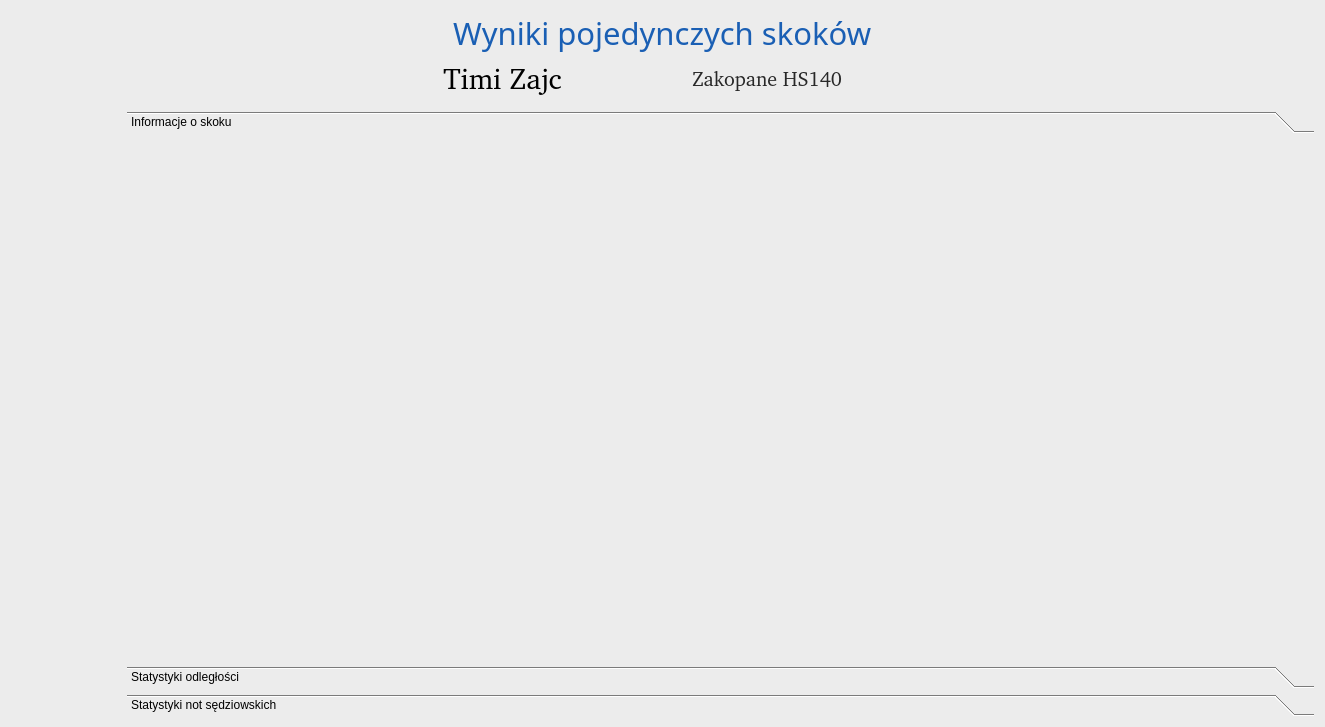
Qt form UI/SingleJumps/SingleJumpsResultsWindow.ui (SiekamCebule/sj-sim) before a commit.
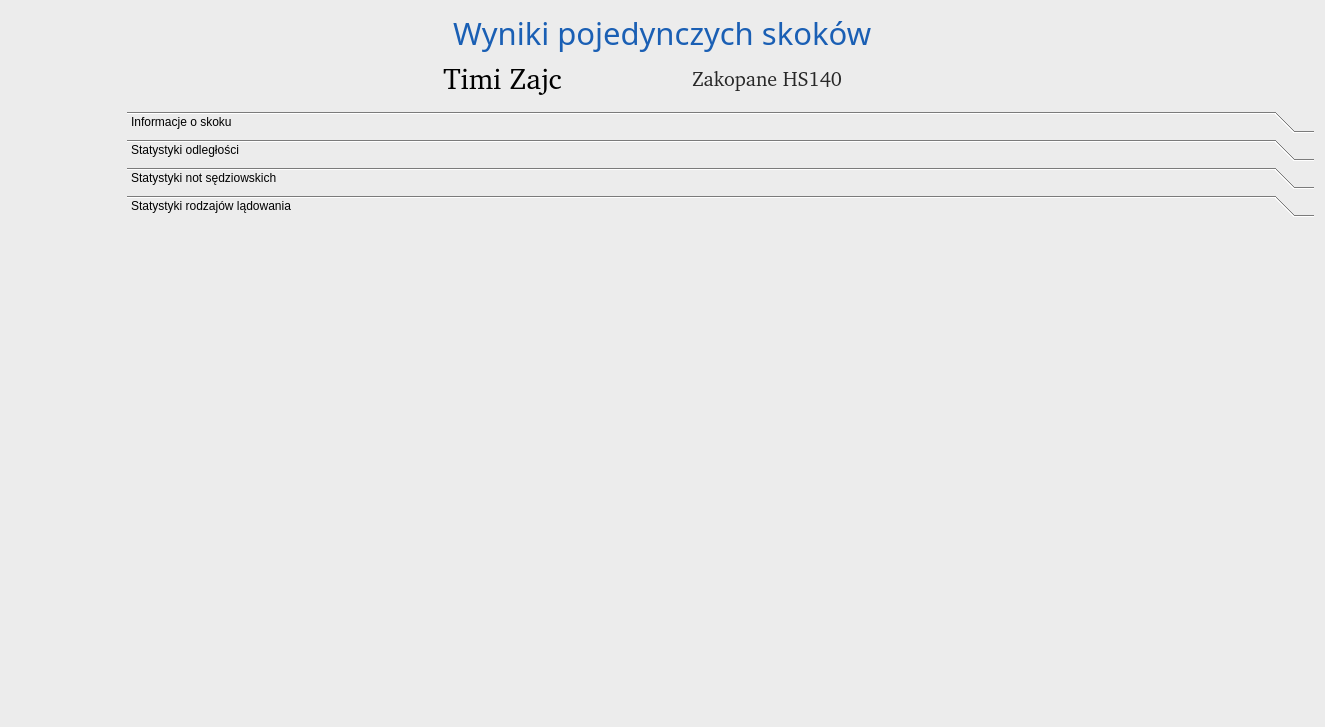
The same form after that commit. The open tabs and pages were chosen to show the change.

Commit message: Podświetlanie wybranego wyniku w trybie pojedynczych skokow. Wykres rodzajów lądowania.

Diff of the .ui file:
```diff
--- a/UI/SingleJumps/SingleJumpsResultsWindow.ui
+++ b/UI/SingleJumps/SingleJumpsResultsWindow.ui
@@ -297,7 +297,7 @@
           <x>0</x>
           <y>0</y>
           <width>1210</width>
-          <height>513</height>
+          <height>484</height>
          </rect>
         </property>
         <attribute name="label">
@@ -345,6 +345,16 @@
          </item>
         </layout>
        </widget>
+       <widget class="QWidget" name="page_landingsStatistics">
+        <attribute name="label">
+         <string>Statystyki rodzajów lądowania</string>
+        </attribute>
+        <layout class="QVBoxLayout" name="verticalLayout_7">
+         <item>
+          <layout class="QVBoxLayout" name="verticalLayout_landingsStatistics"/>
+         </item>
+        </layout>
+       </widget>
       </widget>
      </item>
     </layout>
```
Left out of the diff: 4 changed lines with no effect on the pictures. The commit also changes 6 other files.
